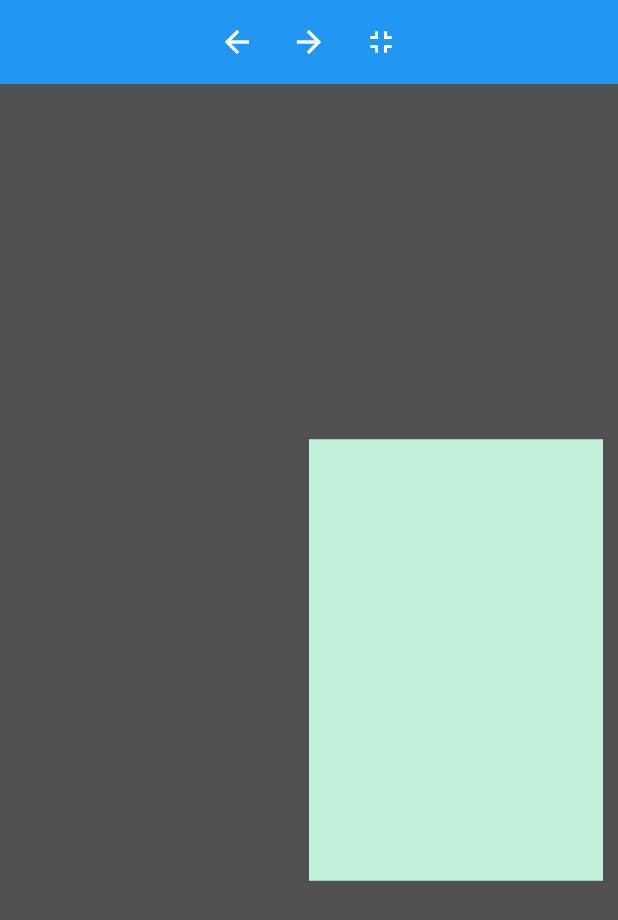
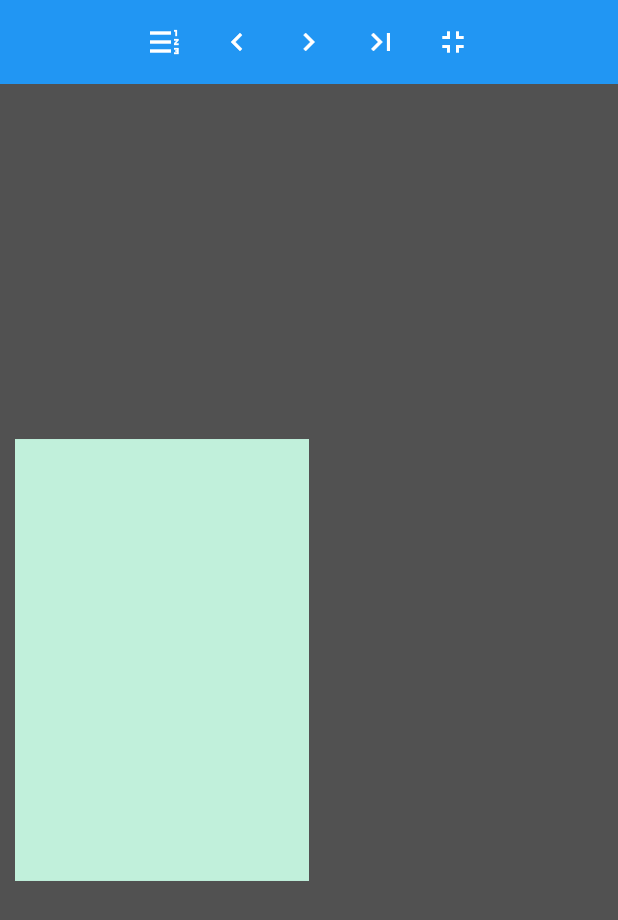
Before and after one commit to doradsoft/flutter_flip_book, a Flutter app: the screen it shows after launch, after a tap on the "fullscreen" icon, on a phone screen of 412 x 824 dp. Shown: the top 920 px of the screen. Run offline on Flutter 3.47's test engine with Material 2 defaults, Android fonts, the phone set to English and light mode, and no system bars; missing offline and left inert: dart:html.

Commit message:
buttons etc

```diff
--- a/example/lib/main.dart
+++ b/example/lib/main.dart
@@ -5,8 +5,8 @@ import 'package:flutter/material.dart';
 import 'package:provider/provider.dart';
 
 class FlipBookControllers extends ChangeNotifier {
-  final flipBookControllerEN = FlipBookController(totalPages: 4);
-  final flipBookControllerHE = FlipBookController(totalPages: 4);
+  final flipBookControllerEN = FlipBookController(totalPages: 12);
+  final flipBookControllerHE = FlipBookController(totalPages: 10);
   bool _disposed = false;
   @override
   void dispose() {
@@ -65,6 +65,14 @@ class MyApp extends StatelessWidget {
                   automaticallyImplyLeading: false,
                   centerTitle: true,
                   title: Row(mainAxisSize: MainAxisSize.min, children: [
+                    FlipBookToolbarItemFullscreen(
+                            buildFlipBookControllers.flipBookControllerHE,
+                            flipBookToolbarItemsConfigEN)
+                        .child,
+                    FlipBookToolbarItemCover(
+                            buildFlipBookControllers.flipBookControllerHE,
+                            flipBookToolbarItemsConfigEN)
+                        .child,
                     FlipBookToolbarItemPrev(
                             buildFlipBookControllers.flipBookControllerEN,
                             flipBookToolbarItemsConfigEN)
@@ -73,9 +81,10 @@ class MyApp extends StatelessWidget {
                             buildFlipBookControllers.flipBookControllerEN,
                             flipBookToolbarItemsConfigEN)
                         .child,
-                    FlipBookToolbarItemFullscreen(
-                            buildFlipBookControllers.flipBookControllerEN,
-                            flipBookToolbarItemsConfigEN)
+                    FlipBookToolbarItemTOC(
+                            buildFlipBookControllers.flipBookControllerHE,
+                            flipBookToolbarItemsConfigEN,
+                            5)
                         .child,
                   ]),
                 ),
@@ -107,6 +116,14 @@ class MyApp extends StatelessWidget {
                     automaticallyImplyLeading: false,
                     centerTitle: true,
                     title: Row(mainAxisSize: MainAxisSize.min, children: [
+                      FlipBookToolbarItemFullscreen(
+                              buildFlipBookControllers.flipBookControllerHE,
+                              flipBookToolbarItemsConfigHE)
+                          .child,
+                      FlipBookToolbarItemCover(
+                              buildFlipBookControllers.flipBookControllerHE,
+                              flipBookToolbarItemsConfigHE)
+                          .child,
                       FlipBookToolbarItemPrev(
                               buildFlipBookControllers.flipBookControllerHE,
                               flipBookToolbarItemsConfigHE)
@@ -115,9 +132,10 @@ class MyApp extends StatelessWidget {
                               buildFlipBookControllers.flipBookControllerHE,
                               flipBookToolbarItemsConfigHE)
                           .child,
-                      FlipBookToolbarItemFullscreen(
+                      FlipBookToolbarItemTOC(
                               buildFlipBookControllers.flipBookControllerHE,
-                              flipBookToolbarItemsConfigHE)
+                              flipBookToolbarItemsConfigHE,
+                              5)
                           .child,
                     ]),
                   ),
--- a/lib/flip_book.dart
+++ b/lib/flip_book.dart
@@ -1,12 +1,15 @@
 library flip_book;
 
 export 'src/controller/book_controller.dart';
-export 'src/widget/toolbar/toolbar_items_config.dart';
+export 'src/ensure_initialized.dart';
+export 'src/intl/locales.dart';
+export 'src/intl/texts.dart';
+export 'src/widget/book.dart';
+export 'src/widget/page_builder.dart';
+export 'src/widget/toolbar/toolbar_items/toolbar_item_cover.dart';
 export 'src/widget/toolbar/toolbar_items/toolbar_item_fullscreen.dart';
+export 'src/widget/toolbar/toolbar_items/toolbar_item_jump_to_page.dart';
 export 'src/widget/toolbar/toolbar_items/toolbar_item_next.dart';
 export 'src/widget/toolbar/toolbar_items/toolbar_item_prev.dart';
-export 'src/widget/book.dart';
-export 'src/widget/page_builder.dart';
-export 'src/ensure_initialized.dart';
-export 'src/intl/texts.dart';
-export 'src/intl/locales.dart';
+export 'src/widget/toolbar/toolbar_items/toolbar_item_toc.dart';
+export 'src/widget/toolbar/toolbar_items_config.dart';
--- a/lib/l10n/intl_en.arb
+++ b/lib/l10n/intl_en.arb
@@ -1,5 +1,9 @@
 {
+    "audio": "audio",
+    "cover": "cover",
     "fullScreen": "full screen",
     "next": "next",
-    "previous": "previous"
+    "pageNumber": "page number",
+    "previous": "previous",
+    "tableOfContents": "table of contents"
 }
--- a/lib/l10n/intl_he.arb
+++ b/lib/l10n/intl_he.arb
@@ -1,5 +1,9 @@
 {
+    "audio": "שמע",
+    "cover":"כריכה",
     "fullScreen": "מסך-מלא",
     "next": "הבא",
-    "previous": "הקודם"
+    "pageNumber": "דף מספר",
+    "previous": "הקודם",
+    "tableOfContents":"תוכן"
 }
--- a/lib/src/controller/book_controller.dart
+++ b/lib/src/controller/book_controller.dart
@@ -16,7 +16,14 @@ class FlipBookController extends ChangeNotifier {
   final int totalPages;
   bool isFullScreen = false;
 
-  FlipBookController({this.initialPage = 0, required this.totalPages});
+  FlipBookController({this.initialPage = 0, required this.totalPages}) {
+    document.documentElement?.onFullscreenChange.listen((event) {
+      if (document.fullscreenElement == null) {
+        isFullScreen = false;
+        notifyListeners();
+      }
+    });
+  }
 
   Leaf get _currentLeaf => leaves.reduce((result, leaf) {
         if (leaf.isTurned) return leaf;
--- a/lib/src/intl/texts.dart
+++ b/lib/src/intl/texts.dart
@@ -10,9 +10,27 @@ class FlipBookTexts {
     return _instance;
   }
 
+  /// `audio`
+  static String audio(Locale locale) => Intl.message(
+        'audio',
+        locale: locale.toString(),
+        name: 'audio',
+        desc: '',
+        args: [],
+      );
+
+  /// `cover`
+  static String cover(Locale locale) => Intl.message(
+        'cover',
+        locale: locale.toString(),
+        name: 'cover',
+        desc: '',
+        args: [],
+      );
+
   /// `fullScreen`
   static String fullScreen(Locale locale) => Intl.message(
-        'fullScreen',
+        'full screen',
         locale: locale.toString(),
         name: 'fullScreen',
         desc: '',
@@ -28,6 +46,15 @@ class FlipBookTexts {
         args: [],
       );
 
+  /// `page number`
+  static String pageNumber(Locale locale) => Intl.message(
+        'page number',
+        locale: locale.toString(),
+        name: 'pageNumber',
+        desc: '',
+        args: [],
+      );
+
   /// `previous`
   static String previous(Locale locale) => Intl.message(
         'previous',
@@ -36,4 +63,13 @@ class FlipBookTexts {
         desc: '',
         args: [],
       );
+
+  /// `table of contents`
+  static String tableOfContents(Locale locale) => Intl.message(
+        'table of contents',
+        locale: locale.toString(),
+        name: 'tableOfContents',
+        desc: '',
+        args: [],
+      );
 }
--- /dev/null
+++ b/lib/src/widget/toolbar/toolbar_items/toolbar_item_cover.dart
@@ -0,0 +1,12 @@
+import 'package:flip_book/src/controller/book_controller.dart';
+import 'package:flip_book/src/intl/texts.dart';
+import 'package:flip_book/src/widget/toolbar/toolbar_items/toolbar_item_jump_to_page.dart';
+import 'package:flip_book/src/widget/toolbar/toolbar_items_config.dart';
+import 'package:flutter/material.dart';
+
+class FlipBookToolbarItemCover extends FlipBookToolbarItemJumpToPage {
+  FlipBookToolbarItemCover(
+      FlipBookController controller, FlipBookToolbarItemsConfig itemsConfig)
+      : super(controller, itemsConfig, const Icon(Icons.first_page_sharp), 0,
+            FlipBookTexts.cover(itemsConfig.locale));
+}
--- /dev/null
+++ b/lib/src/widget/toolbar/toolbar_items/toolbar_item_jump_to_page.dart
@@ -0,0 +1,26 @@
+import 'package:flip_book/src/controller/book_controller.dart';
+import 'package:flip_book/src/widget/toolbar/toolbar_item.dart';
+import 'package:flip_book/src/widget/toolbar/toolbar_items_config.dart';
+import 'package:flutter/material.dart';
+
+class FlipBookToolbarItemJumpToPage extends ToolbarItem {
+  FlipBookToolbarItemJumpToPage(
+      FlipBookController controller,
+      FlipBookToolbarItemsConfig itemsConfig,
+      Widget icon,
+      int page,
+      String tooltip,
+      {duration = const Duration(milliseconds: 800),
+      curve = Curves.easeInOutQuad})
+      : super(
+            controller,
+            itemsConfig,
+            (context) => IconButton(
+                  icon: icon,
+                  onPressed: () {
+                    controller.animateTo(page,
+                        duration: duration, curve: curve);
+                  },
+                  tooltip: tooltip,
+                ));
+}
--- a/lib/src/widget/toolbar/toolbar_items/toolbar_item_next.dart
+++ b/lib/src/widget/toolbar/toolbar_items/toolbar_item_next.dart
@@ -13,7 +13,7 @@ class FlipBookToolbarItemNext extends ToolbarItem {
           (context) => Directionality(
             textDirection: itemsConfig.direction,
             child: IconButton(
-              icon: const Icon(Icons.arrow_forward),
+              icon: const Icon(Icons.navigate_next_sharp),
               onPressed: controller.animateNext,
               tooltip: FlipBookTexts.next(itemsConfig.locale),
             ),
--- a/lib/src/widget/toolbar/toolbar_items/toolbar_item_prev.dart
+++ b/lib/src/widget/toolbar/toolbar_items/toolbar_item_prev.dart
@@ -13,7 +13,7 @@ class FlipBookToolbarItemPrev extends ToolbarItem {
             (context) => Directionality(
                   textDirection: itemsConfig.direction,
                   child: IconButton(
-                    icon: const Icon(Icons.arrow_back),
+                    icon: const Icon(Icons.navigate_before_sharp),
                     onPressed: controller.animatePrev,
                     tooltip: FlipBookTexts.previous(itemsConfig.locale),
                   ),
--- /dev/null
+++ b/lib/src/widget/toolbar/toolbar_items/toolbar_item_toc.dart
@@ -0,0 +1,18 @@
+import 'package:flip_book/src/controller/book_controller.dart';
+import 'package:flip_book/src/intl/texts.dart';
+import 'package:flip_book/src/widget/toolbar/toolbar_items/toolbar_item_jump_to_page.dart';
+import 'package:flip_book/src/widget/toolbar/toolbar_items_config.dart';
+import 'package:flutter/material.dart';
+
+class FlipBookToolbarItemTOC extends FlipBookToolbarItemJumpToPage {
+  FlipBookToolbarItemTOC(FlipBookController controller,
+      FlipBookToolbarItemsConfig itemsConfig, int page)
+      : super(
+            controller,
+            itemsConfig,
+            Icon(itemsConfig.direction == TextDirection.ltr
+                ? Icons.format_list_numbered
+                : Icons.format_list_numbered_rtl),
+            page,
+            FlipBookTexts.tableOfContents(itemsConfig.locale));
+}
```
Also changed, not shown: example/pubspec.lock, lib/generated/intl/messages_en.dart, lib/generated/intl/messages_he.dart, lib/generated/l10n.dart.
